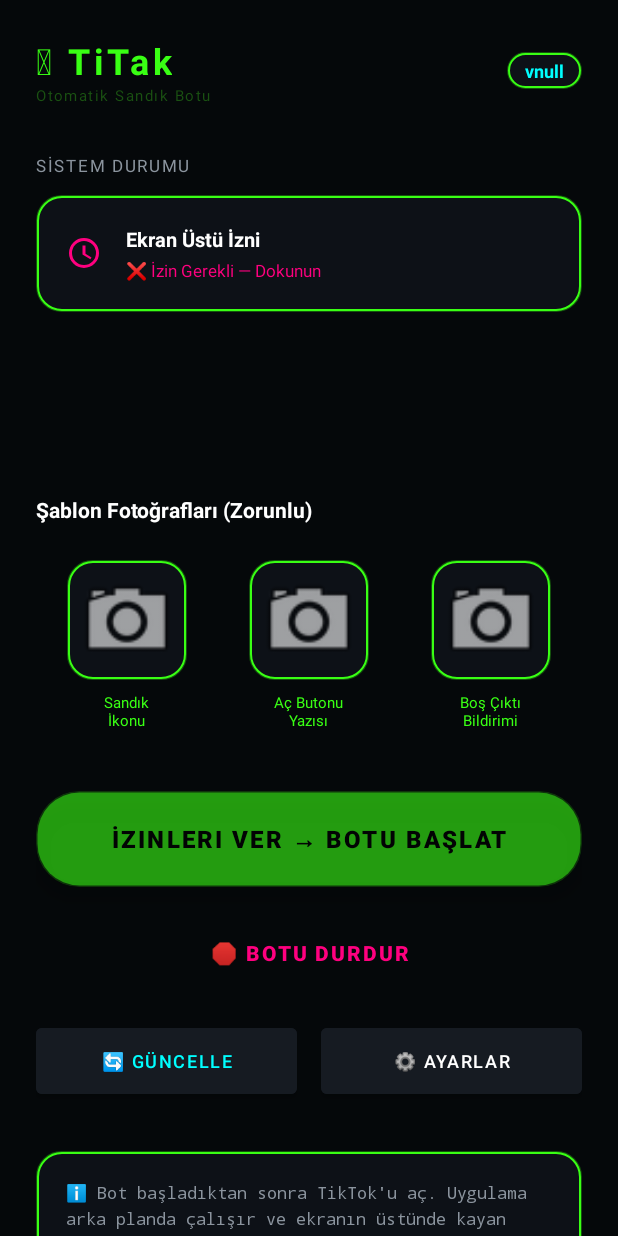
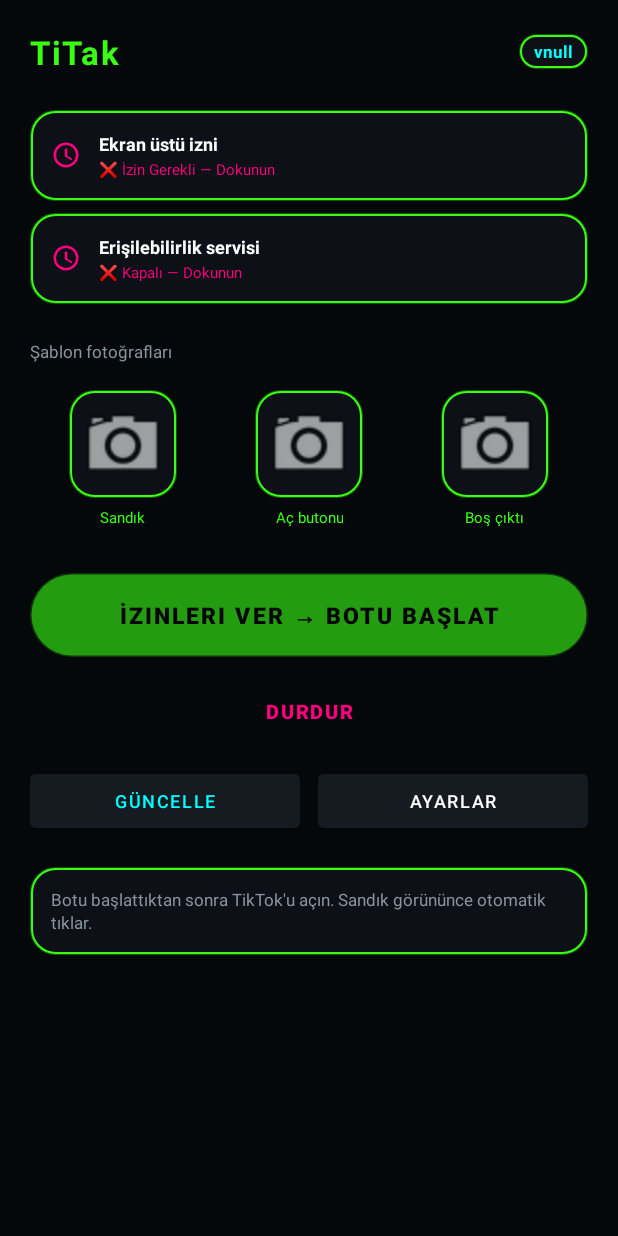
Before and after one commit to fuatgulenoglu922-prog/titak-android, an Android app: the screen it shows after launch (MainActivity), on a phone screen of 412 x 824 dp. Run offline under Robolectric (Android 15) with nearby library versions, the phone set to English and light mode, and no system bars; pictures from the network do not load.

Commit message:
v2.1: sade arayüz, animasyonlu tema ve otomatik GitHub güncelleme
Made-with: Cursor

```diff
--- a/app/build.gradle
+++ b/app/build.gradle
@@ -10,8 +10,8 @@ android {
         applicationId "com.efe.titak"
         minSdk 24
         targetSdk 34
-        versionCode 11
-        versionName "2.0"
+        versionCode 12
+        versionName "2.1"
     }
 
     signingConfigs {
--- a/app/src/main/java/com/efe/titak/LockActivity.java
+++ b/app/src/main/java/com/efe/titak/LockActivity.java
@@ -26,6 +26,7 @@ public class LockActivity extends AppCompatActivity {
                 intent.putExtra("unlocked", true);
                 startActivity(intent);
                 finish();
+                overridePendingTransition(R.anim.theme_enter_reverse, R.anim.theme_exit_reverse);
             } else {
                 Toast.makeText(this, "Hatalı Şifre!", Toast.LENGTH_SHORT).show();
             }
--- a/app/src/main/java/com/efe/titak/MainActivity.java
+++ b/app/src/main/java/com/efe/titak/MainActivity.java
@@ -55,14 +55,19 @@ public class MainActivity extends AppCompatActivity {
             String v = getPackageManager().getPackageInfo(getPackageName(), 0).versionName;
             tvVersion.setText("v" + v);
         } catch (Exception e) {
-            tvVersion.setText("v2.0");
+            tvVersion.setText("v2.1");
         }
 
-        // Apply Entry Animations
+        // Sıralı giriş animasyonları (stagger)
+        android.view.animation.Animation cardAnim = android.view.animation.AnimationUtils.loadAnimation(this, R.anim.card_stagger);
+        android.view.animation.Animation cardAnim2 = android.view.animation.AnimationUtils.loadAnimation(this, R.anim.card_stagger);
         android.view.animation.Animation fadeIn = android.view.animation.AnimationUtils.loadAnimation(this, R.anim.fade_in_scale);
-        cardOverlay.startAnimation(fadeIn);
-        cardAccessibility.startAnimation(fadeIn);
-        btnStartOverlay.startAnimation(fadeIn);
+        cardAnim2.setStartOffset(80);
+        fadeIn.setStartOffset(160);
+        cardOverlay.startAnimation(cardAnim);
+        cardAccessibility.startAnimation(cardAnim2);
+        android.view.View btnCard = (android.view.View) btnStartOverlay.getParent();
+        if (btnCard != null) btnCard.startAnimation(fadeIn);
 
         // Overlay izni butonu
         cardOverlay.setOnClickListener(v -> requestOverlayPermission());
@@ -112,10 +117,11 @@ public class MainActivity extends AppCompatActivity {
             Toast.makeText(this, "Bot durduruldu.", Toast.LENGTH_SHORT).show();
         });
 
-        // Ayarlar Butonu
+        // Ayarlar Butonu — animasyonlu geçiş
         Button btnSettings = findViewById(R.id.btn_settings);
         btnSettings.setOnClickListener(v -> {
             startActivity(new Intent(this, SettingsActivity.class));
+            overridePendingTransition(R.anim.theme_enter, R.anim.theme_exit);
         });
     }
 
@@ -200,7 +206,7 @@ public class MainActivity extends AppCompatActivity {
         // Başlat butonu
         boolean ready = overlayOk && accessOk;
         btnStartOverlay.setEnabled(true);
-        btnStartOverlay.setText(ready ? "🚀 Botu Başlat" : "İzinleri Ver → Botu Başlat");
+        btnStartOverlay.setText(ready ? "Botu başlat" : "İzinleri ver → Botu başlat");
         btnStartOverlay.setAlpha(ready ? 1.0f : 0.6f);
 
         // Pulse animation for start button if ready
--- a/app/src/main/java/com/efe/titak/SettingsActivity.java
+++ b/app/src/main/java/com/efe/titak/SettingsActivity.java
@@ -30,6 +30,7 @@ public class SettingsActivity extends AppCompatActivity {
                     .apply();
             Toast.makeText(this, "Şifre kaydedildi ve aktif edildi.", Toast.LENGTH_SHORT).show();
             finish();
+            overridePendingTransition(R.anim.theme_enter_reverse, R.anim.theme_exit_reverse);
         });
 
         btnDisable.setOnClickListener(v -> {
@@ -39,6 +40,7 @@ public class SettingsActivity extends AppCompatActivity {
                     .apply();
             Toast.makeText(this, "Şifre koruması kaldırıldı.", Toast.LENGTH_SHORT).show();
             finish();
+            overridePendingTransition(R.anim.theme_enter_reverse, R.anim.theme_exit_reverse);
         });
     }
 }
--- a/app/src/main/res/layout/activity_main.xml
+++ b/app/src/main/res/layout/activity_main.xml
@@ -3,82 +3,58 @@
     xmlns:app="http://schemas.android.com/apk/res-auto"
     android:layout_width="match_parent"
     android:layout_height="match_parent"
-    android:background="@color/bg_cyber">
+    android:background="@color/bg_cyber"
+    android:fillViewport="true">
 
     <LinearLayout
         android:layout_width="match_parent"
         android:layout_height="wrap_content"
         android:orientation="vertical"
-        android:padding="24dp">
+        android:padding="20dp">
 
-        <!-- Başlık -->
+        <!-- Başlık — sade -->
         <LinearLayout
             android:layout_width="match_parent"
             android:layout_height="wrap_content"
             android:orientation="horizontal"
             android:gravity="center_vertical"
-            android:layout_marginBottom="32dp">
+            android:layout_marginBottom="24dp">
 
-            <LinearLayout
+            <TextView
                 android:layout_width="0dp"
                 android:layout_height="wrap_content"
                 android:layout_weight="1"
-                android:orientation="vertical">
-
-                <TextView
-                    android:layout_width="wrap_content"
-                    android:layout_height="wrap_content"
-                    android:text="🪙 TiTak"
-                    android:textSize="24sp"
-                    android:textColor="@color/neon_green"
-                    android:textStyle="bold"
-                    android:letterSpacing="0.1" />
-
-                <TextView
-                    android:layout_width="wrap_content"
-                    android:layout_height="wrap_content"
-                    android:text="Otomatik Sandık Botu"
-                    android:textSize="10sp"
-                    android:textColor="@color/neon_green_dim"
-                    android:letterSpacing="0.1" />
-            </LinearLayout>
+                android:text="TiTak"
+                android:textSize="22sp"
+                android:textColor="@color/neon_green"
+                android:textStyle="bold"
+                android:letterSpacing="0.05" />
 
             <TextView
                 android:id="@+id/tv_version"
                 android:layout_width="wrap_content"
                 android:layout_height="wrap_content"
-                android:textSize="12sp"
+                android:textSize="11sp"
                 android:textColor="@color/neon_cyan"
                 android:background="@drawable/bg_neon_card"
-                android:paddingHorizontal="12dp"
+                android:paddingHorizontal="10dp"
                 android:paddingVertical="4dp"
                 android:textStyle="bold" />
         </LinearLayout>
 
-        <!-- Sistem Durumu -->
-        <TextView
-            android:layout_width="wrap_content"
-            android:layout_height="wrap_content"
-            android:text="SİSTEM DURUMU"
-            android:textColor="@color/text_mid"
-            android:textSize="11sp"
-            android:letterSpacing="0.1"
-            android:layout_marginBottom="12dp" />
-
-        <!-- İzin Kartları -->
+        <!-- İzin kartları — kompakt -->
         <LinearLayout
             android:layout_width="match_parent"
             android:layout_height="wrap_content"
             android:orientation="vertical"
-            android:layout_marginBottom="32dp">
+            android:layout_marginBottom="24dp">
 
-            <!-- Ekran Üstü İzni -->
             <androidx.cardview.widget.CardView
                 android:id="@+id/card_overlay"
                 android:layout_width="match_parent"
                 android:layout_height="wrap_content"
-                android:layout_marginBottom="12dp"
-                app:cardCornerRadius="16dp"
+                android:layout_marginBottom="8dp"
+                app:cardCornerRadius="12dp"
                 app:cardElevation="0dp"
                 app:cardBackgroundColor="@color/transparent">
 
@@ -87,15 +63,15 @@
                     android:layout_height="wrap_content"
                     android:background="@drawable/bg_neon_card"
                     android:gravity="center_vertical"
-                    android:padding="20dp">
+                    android:padding="14dp">
 
                     <ImageView
                         android:id="@+id/icon_overlay"
-                        android:layout_width="24dp"
-                        android:layout_height="24dp"
+                        android:layout_width="20dp"
+                        android:layout_height="20dp"
                         android:src="@drawable/ic_warning"
                         android:tint="@color/neon_green"
-                        android:layout_marginEnd="16dp" />
+                        android:layout_marginEnd="12dp" />
 
                     <LinearLayout
                         android:layout_width="0dp"
@@ -106,29 +82,28 @@
                         <TextView
                             android:layout_width="wrap_content"
                             android:layout_height="wrap_content"
-                            android:text="Ekran Üstü İzni"
+                            android:text="Ekran üstü izni"
                             android:textColor="@color/text_high"
                             android:textStyle="bold"
-                            android:textSize="13sp" />
+                            android:textSize="12sp" />
 
                         <TextView
                             android:id="@+id/tv_overlay_status"
                             android:layout_width="wrap_content"
                             android:layout_height="wrap_content"
-                            android:text="❌ İzin Gerekli — Dokunun"
+                            android:text="❌ İzin gerekli"
                             android:textColor="@color/neon_rose"
-                            android:textSize="11sp"
-                            android:layout_marginTop="4dp" />
+                            android:textSize="10sp"
+                            android:layout_marginTop="2dp" />
                     </LinearLayout>
                 </LinearLayout>
             </androidx.cardview.widget.CardView>
 
-            <!-- Erişilebilirlik Servisi -->
             <androidx.cardview.widget.CardView
                 android:id="@+id/card_accessibility"
                 android:layout_width="match_parent"
                 android:layout_height="wrap_content"
-                app:cardCornerRadius="16dp"
+                app:cardCornerRadius="12dp"
                 app:cardElevation="0dp"
                 app:cardBackgroundColor="@color/transparent">
 
@@ -137,15 +112,15 @@
                     android:layout_height="wrap_content"
                     android:background="@drawable/bg_neon_card"
                     android:gravity="center_vertical"
-                    android:padding="20dp">
+                    android:padding="14dp">
 
                     <ImageView
                         android:id="@+id/icon_accessibility"
-                        android:layout_width="24dp"
-                        android:layout_height="24dp"
+                        android:layout_width="20dp"
+                        android:layout_height="20dp"
                         android:src="@drawable/ic_warning"
                         android:tint="@color/neon_green"
-                        android:layout_marginEnd="16dp" />
+                        android:layout_marginEnd="12dp" />
 
                     <LinearLayout
                         android:layout_width="0dp"
@@ -156,54 +131,52 @@
                         <TextView
                             android:layout_width="wrap_content"
                             android:layout_height="wrap_content"
-                            android:text="Erişilebilirlik Servisi"
+                            android:text="Erişilebilirlik servisi"
                             android:textColor="@color/text_high"
                             android:textStyle="bold"
-                            android:textSize="13sp" />
+                            android:textSize="12sp" />
 
                         <TextView
                             android:id="@+id/tv_accessibility_status"
                             android:layout_width="wrap_content"
                             android:layout_height="wrap_content"
-                            android:text="❌ Kapalı — Dokunun"
+                            android:text="❌ Kapalı"
                             android:textColor="@color/neon_rose"
-                            android:textSize="11sp"
-                            android:layout_marginTop="4dp" />
+                            android:textSize="10sp"
+                            android:layout_marginTop="2dp" />
                     </LinearLayout>
                 </LinearLayout>
             </androidx.cardview.widget.CardView>
         </LinearLayout>
 
-        <!-- Şablon Fotoğrafları -->
+        <!-- Şablonlar — sade başlık -->
         <TextView
-            android:layout_width="match_parent"
+            android:layout_width="wrap_content"
             android:layout_height="wrap_content"
-            android:text="Şablon Fotoğrafları (Zorunlu)"
-            android:textColor="@color/text_high"
-            android:textStyle="bold"
-            android:textSize="14sp"
-            android:layout_marginBottom="16dp" />
+            android:text="Şablon fotoğrafları"
+            android:textColor="@color/text_mid"
+            android:textSize="11sp"
+            android:layout_marginBottom="12dp" />
 
         <LinearLayout
             android:layout_width="match_parent"
             android:layout_height="wrap_content"
             android:orientation="horizontal"
             android:weightSum="3"
-            android:layout_marginBottom="32dp">
+            android:layout_marginBottom="24dp">
 
-            <!-- Sandık İkonu -->
             <LinearLayout
                 android:layout_width="0dp"
                 android:layout_height="wrap_content"
                 android:layout_weight="1"
                 android:orientation="vertical"
                 android:gravity="center"
-                android:padding="8dp">
+                android:padding="6dp">
 
                 <ImageView
                     android:id="@+id/img_tpl_chest"
-                    android:layout_width="80dp"
-                    android:layout_height="80dp"
+                    android:layout_width="72dp"
+                    android:layout_height="72dp"
                     android:background="@drawable/bg_neon_card"
                     android:padding="4dp"
                     android:scaleType="centerCrop"
@@ -211,26 +184,25 @@
                 <TextView
                     android:layout_width="wrap_content"
                     android:layout_height="wrap_content"
-                    android:text="Sandık\nİkonu"
+                    android:text="Sandık"
                     android:gravity="center"
                     android:textSize="10sp"
                     android:textColor="@color/text_neon"
-                    android:layout_marginTop="8dp" />
+                    android:layout_marginTop="6dp" />
             </LinearLayout>
 
-            <!-- Aç Butonu -->
             <LinearLayout
                 android:layout_width="0dp"
                 android:layout_height="wrap_content"
                 android:layout_weight="1"
                 android:orientation="vertical"
                 android:gravity="center"
-                android:padding="8dp">
+                android:padding="6dp">
 
                 <ImageView
                     android:id="@+id/img_tpl_open"
-                    android:layout_width="80dp"
-                    android:layout_height="80dp"
+                    android:layout_width="72dp"
+                    android:layout_height="72dp"
                     android:background="@drawable/bg_neon_card"
                     android:padding="4dp"
                     android:scaleType="centerCrop"
@@ -238,26 +210,25 @@
                 <TextView
                     android:layout_width="wrap_content"
                     android:layout_height="wrap_content"
-                    android:text="Aç Butonu\nYazısı"
+                    android:text="Aç butonu"
                     android:gravity="center"
                     android:textSize="10sp"
                     android:textColor="@color/text_neon"
-                    android:layout_marginTop="8dp" />
+                    android:layout_marginTop="6dp" />
             </LinearLayout>
 
-            <!-- Boş Çıktı -->
             <LinearLayout
                 android:layout_width="0dp"
                 android:layout_height="wrap_content"
                 android:layout_weight="1"
                 android:orientation="vertical"
                 android:gravity="center"
-                android:padding="8dp">
+                android:padding="6dp">
 
                 <ImageView
                     android:id="@+id/img_tpl_empty"
-                    android:layout_width="80dp"
-                    android:layout_height="80dp"
+                    android:layout_width="72dp"
+                    android:layout_height="72dp"
                     android:background="@drawable/bg_neon_card"
                     android:padding="4dp"
                     android:scaleType="centerCrop"
@@ -265,29 +236,29 @@
                 <TextView
                     android:layout_width="wrap_content"
                     android:layout_height="wrap_content"
-                    android:text="Boş Çıktı\nBildirimi"
+                    android:text="Boş çıktı"
                     android:gravity="center"
                     android:textSize="10sp"
                     android:textColor="@color/text_neon"
-                    android:layout_marginTop="8dp" />
+                    android:layout_marginTop="6dp" />
             </LinearLayout>
         </LinearLayout>
 
-        <!-- Ana Butonlar -->
+        <!-- Ana butonlar -->
         <androidx.cardview.widget.CardView
             android:layout_width="match_parent"
             android:layout_height="wrap_content"
-            app:cardCornerRadius="28dp"
-            app:cardElevation="8dp"
+            app:cardCornerRadius="24dp"
+            app:cardElevation="0dp"
             app:cardBackgroundColor="@color/transparent"
-            android:layout_marginBottom="16dp">
+            android:layout_marginBottom="12dp">
 
             <Button
                 android:id="@+id/btn_start_overlay"
                 android:layout_width="match_parent"
-                android:layout_height="64dp"
-                android:text="🚀 Botu Başlat"
-                android:textSize="16sp"
+                android:layout_height="56dp"
+                android:text="Botu başlat"
+                android:textSize="15sp"
                 android:textStyle="bold"
                 android:background="@drawable/btn_neon_main"
                 android:textColor="@color/black"
@@ -298,29 +269,29 @@
         <Button
             android:id="@+id/btn_stop_bot"
             android:layout_width="match_parent"
-            android:layout_height="56dp"
-            android:text="🛑 Botu Durdur"
-            android:textSize="14sp"
+            android:layout_height="48dp"
+            android:text="Durdur"
+            android:textSize="13sp"
             android:textStyle="bold"
             android:backgroundTint="@color/transparent"
             android:textColor="@color/neon_rose"
             style="@style/Widget.MaterialComponents.Button.TextButton"
-            android:layout_marginBottom="16dp" />
+            android:layout_marginBottom="12dp" />
 
         <LinearLayout
             android:layout_width="match_parent"
             android:layout_height="wrap_content"
             android:orientation="horizontal"
             android:weightSum="2"
-            android:layout_marginBottom="32dp">
+            android:layout_marginBottom="20dp">
 
             <Button
                 android:id="@+id/btn_update_app"
                 android:layout_width="0dp"
-                android:layout_height="56dp"
+                android:layout_height="48dp"
                 android:layout_weight="1"
-                android:layout_marginEnd="8dp"
-                android:text="🔄 Güncelle"
+                android:layout_marginEnd="6dp"
+                android:text="Güncelle"
                 android:textSize="12sp"
                 android:backgroundTint="@color/panel_cyber"
                 android:textColor="@color/neon_cyan"
@@ -329,27 +300,25 @@
             <Button
                 android:id="@+id/btn_settings"
                 android:layout_width="0dp"
-                android:layout_height="56dp"
+                android:layout_height="48dp"
                 android:layout_weight="1"
-                android:layout_marginStart="8dp"
-                android:text="⚙️ Ayarlar"
+                android:layout_marginStart="6dp"
+                android:text="Ayarlar"
                 android:textSize="12sp"
                 android:backgroundTint="@color/panel_cyber"
                 android:textColor="@color/text_high"
                 style="@style/Widget.MaterialComponents.Button" />
         </LinearLayout>
 
-        <!-- Bilgi -->
+        <!-- Bilgi — kısa -->
         <TextView
             android:layout_width="match_parent"
             android:layout_height="wrap_content"
-            android:padding="20dp"
+            android:padding="14dp"
             android:background="@drawable/bg_neon_card"
-            android:text="ℹ️ Bot başladıktan sonra TikTok'u aç. Uygulama arka planda çalışır ve ekranın üstünde kayan kontrol paneli görünür.\n\nTikTok LIVE'da sandık belirdiğinde bot otomatik olarak tıklar."
+            android:text="Botu başlattıktan sonra TikTok'u açın. Sandık görününce otomatik tıklar."
             android:textColor="@color/text_mid"
             android:textSize="11sp"
-            android:lineSpacingExtra="4dp"
-            android:fontFamily="monospace" />
-
+            android:lineSpacingExtra="2dp" />
     </LinearLayout>
 </ScrollView>
--- a/app/src/main/res/values/themes.xml
+++ b/app/src/main/res/values/themes.xml
@@ -1,5 +1,13 @@
 <?xml version="1.0" encoding="utf-8"?>
 <resources>
+
+    <!-- Animasyonlu tema geçişleri -->
+    <style name="Theme.Titak.Animation">
+        <item name="android:activityOpenEnterAnimation">@anim/theme_enter</item>
+        <item name="android:activityOpenExitAnimation">@anim/theme_exit</item>
+        <item name="android:activityCloseEnterAnimation">@anim/theme_enter_reverse</item>
+        <item name="android:activityCloseExitAnimation">@anim/theme_exit_reverse</item>
+    </style>
 
     <style name="Theme.Titak" parent="Theme.MaterialComponents.DayNight.NoActionBar">
         <item name="colorPrimary">@color/neon_green</item>
@@ -9,6 +17,7 @@
         <item name="android:windowBackground">@color/bg_cyber</item>
         <item name="android:statusBarColor">@color/bg_cyber</item>
         <item name="android:navigationBarColor">@color/bg_cyber</item>
+        <item name="android:windowAnimationStyle">@style/Theme.Titak.Animation</item>
     </style>
 
 </resources>
```
Also changed, not shown: app/src/main/java/com/efe/titak/UpdateManager.java (+45 -18 lines), app/src/main/res/anim/card_stagger.xml (added, +16 -0 lines), app/src/main/res/anim/theme_enter.xml (added, +12 -0 lines), app/src/main/res/anim/theme_enter_reverse.xml (added, +12 -0 lines), app/src/main/res/anim/theme_exit.xml (added, +12 -0 lines), app/src/main/res/anim/theme_exit_reverse.xml (added, +12 -0 lines), app/src/main/res/layout/activity_lock.xml (+22 -41 lines), app/src/main/res/layout/activity_settings.xml (+20 -22 lines), 2 other files.
